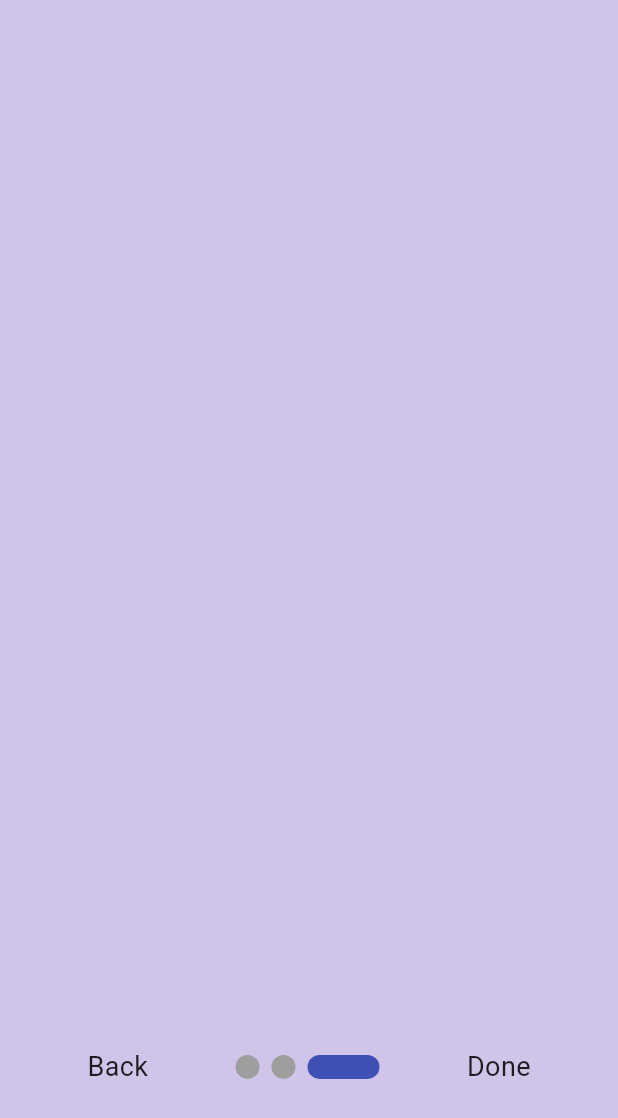
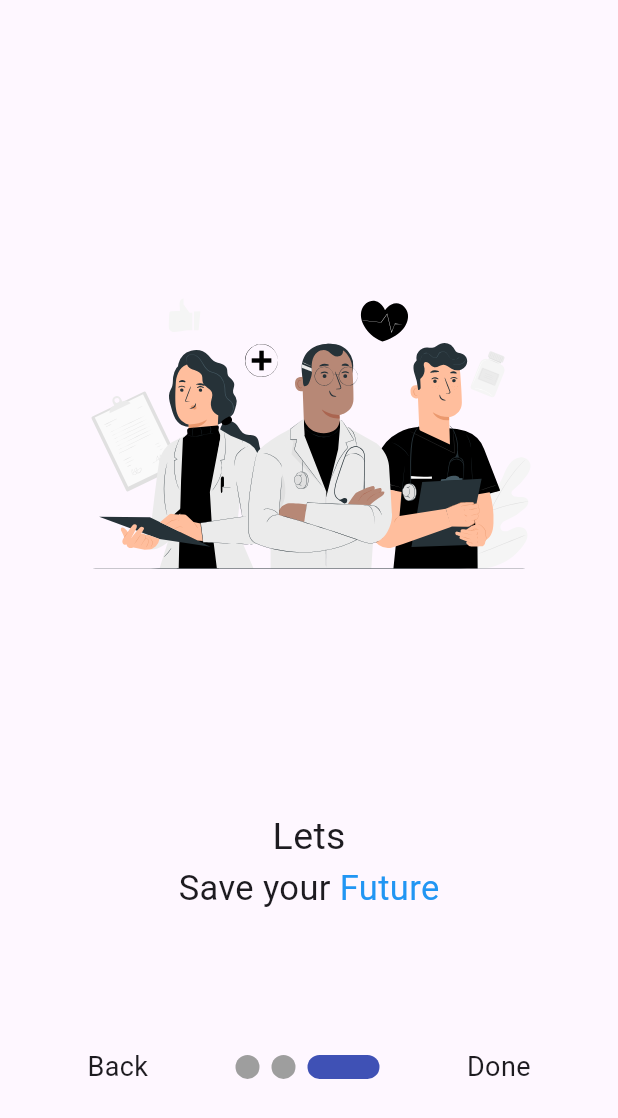
Before and after one commit to EslamHany2002/Rickman, a Flutter app: the screen it shows after launch, swiped to page 3, on a phone screen of 412 x 824 dp. Shown: the top 1118 px of the screen. Run offline on Flutter 3.47's test engine with Material 3 defaults, Android fonts, the phone set to English and light mode, and no system bars; drawn by our look-alikes of smooth_page_indicator; our stand-ins replace animated_splash_screen, dropdown_button2, flashy_tab_bar2, flutter_svg, icons_plus, image_picker; missing offline and left inert: flutter_rounded_date_picker.

Commit message:
add third intro page

```diff
--- a/lib/presentation/UI/Intro/Taps/Intro_Screen 3/Intro_Screen 3.dart
+++ b/lib/presentation/UI/Intro/Taps/Intro_Screen 3/Intro_Screen 3.dart
@@ -1,12 +1,40 @@
 import 'package:flutter/material.dart';
+import 'package:flutter_svg/flutter_svg.dart';
 
 class IntroThirdScreen extends StatelessWidget {
   const IntroThirdScreen({super.key});
 
   @override
   Widget build(BuildContext context) {
-    return  Container(
-      color: Colors.deepPurple[100],
+    return SingleChildScrollView(
+      physics: const BouncingScrollPhysics(),
+      child: Padding(
+        padding: const EdgeInsets.all(40.0),
+        child: Column(
+          children: [
+            SvgPicture.asset("Assets/SVG/Doctors-pana.svg"),
+            const Text(
+              "Lets",
+              style: TextStyle(fontSize: 25),
+            ),
+            // const Text("Save your future",style: TextStyle(fontSize: 23),),
+
+            const Row(
+              mainAxisAlignment: MainAxisAlignment.center,
+              children: [
+                Text(
+                  "Save your ",
+                  style: TextStyle(fontSize: 23),
+                ),
+                Text(
+                  "Future",
+                  style: TextStyle(fontSize: 23, color: Colors.blue),
+                ),
+              ],
+            ),
+          ],
+        ),
+      ),
     );
   }
 }
```
